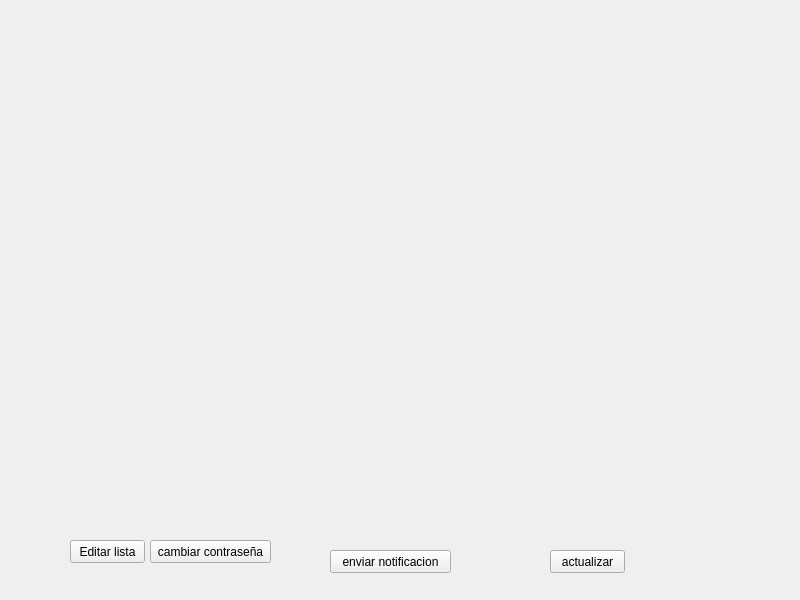
First picture: the form in src/view/ui/admin_view.ui, repository DavidTabuyo/SIFABUL_2.0, before the edit.
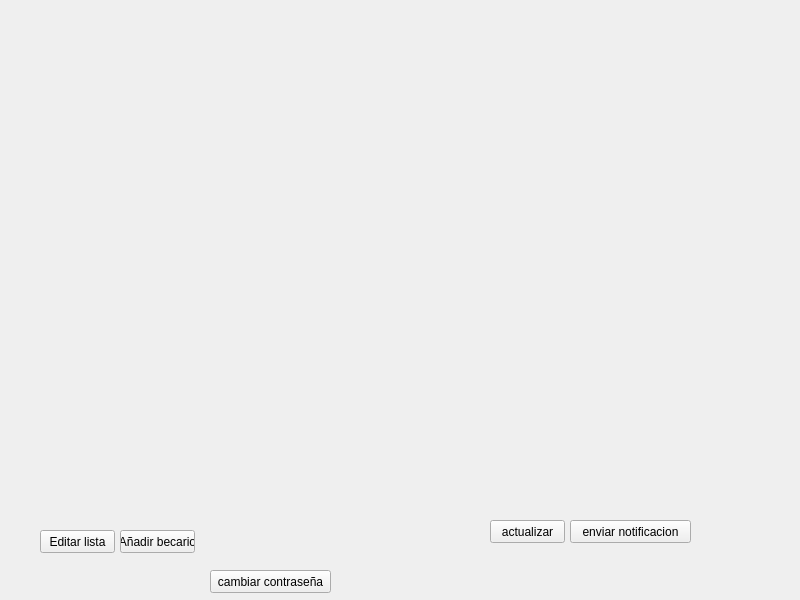
Second picture: the form after the edit.

Commit message: arreglos admin

Diff of the .ui file:
```diff
--- a/src/view/ui/admin_view.ui
+++ b/src/view/ui/admin_view.ui
@@ -19,7 +19,7 @@
      <rect>
       <x>40</x>
       <y>20</y>
-      <width>160</width>
+      <width>311</width>
       <height>501</height>
      </rect>
     </property>
@@ -28,8 +28,8 @@
    <widget class="QPushButton" name="edit_list_btn">
     <property name="geometry">
      <rect>
-      <x>70</x>
-      <y>540</y>
+      <x>40</x>
+      <y>530</y>
       <width>75</width>
       <height>23</height>
      </rect>
@@ -41,8 +41,8 @@
    <widget class="QPushButton" name="change_password_btn">
     <property name="geometry">
      <rect>
-      <x>150</x>
-      <y>540</y>
+      <x>210</x>
+      <y>570</y>
       <width>121</width>
       <height>23</height>
      </rect>
@@ -54,8 +54,8 @@
    <widget class="QPushButton" name="send_notification_btn">
     <property name="geometry">
      <rect>
-      <x>330</x>
-      <y>550</y>
+      <x>570</x>
+      <y>520</y>
       <width>121</width>
       <height>23</height>
      </rect>
@@ -67,9 +67,9 @@
    <widget class="QWidget" name="verticalLayoutWidget_2">
     <property name="geometry">
      <rect>
-      <x>510</x>
+      <x>370</x>
       <y>20</y>
-      <width>160</width>
+      <width>401</width>
       <height>501</height>
      </rect>
     </property>
@@ -78,8 +78,8 @@
    <widget class="QPushButton" name="update_btn">
     <property name="geometry">
      <rect>
-      <x>550</x>
-      <y>550</y>
+      <x>490</x>
+      <y>520</y>
       <width>75</width>
       <height>23</height>
      </rect>
@@ -88,6 +88,19 @@
      <string>actualizar</string>
     </property>
    </widget>
+   <widget class="QPushButton" name="add_worker_btn">
+    <property name="geometry">
+     <rect>
+      <x>120</x>
+      <y>530</y>
+      <width>75</width>
+      <height>23</height>
+     </rect>
+    </property>
+    <property name="text">
+     <string>Añadir becario</string>
+    </property>
+   </widget>
   </widget>
  </widget>
  <resources/>
```
The commit also changes 10 other files.
